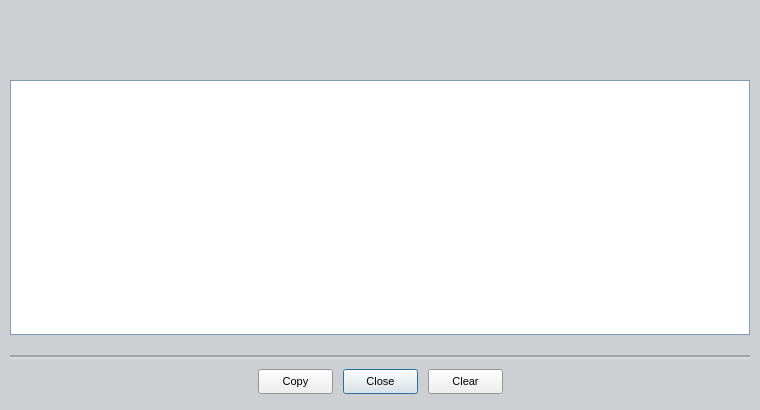
Zero3K/xsupplicant, file xsupplicant-ui/Skins/Default/LogWindow.ui: the form before one commit.
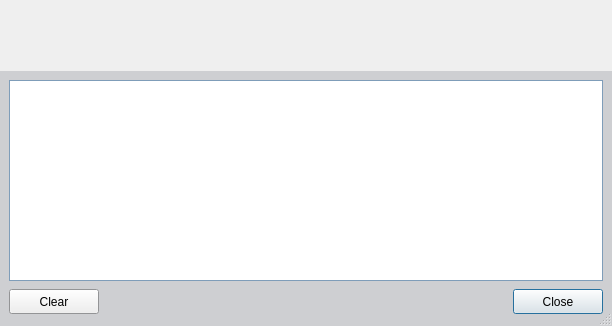
The form after the commit. Icons and pictures are not drawn.

Commit message: Hook up menu bar actions on "Connect" screen clean up log viewer UI form remove items from tray app popup menu make "about" dialog modal

```diff
--- a/xsupplicant-ui/Skins/Default/LogWindow.ui
+++ b/xsupplicant-ui/Skins/Default/LogWindow.ui
@@ -6,20 +6,20 @@
    <rect>
     <x>0</x>
     <y>0</y>
-    <width>760</width>
-    <height>410</height>
+    <width>612</width>
+    <height>326</height>
    </rect>
   </property>
-  <property name="minimumSize" >
-   <size>
-    <width>760</width>
-    <height>410</height>
-   </size>
+  <property name="sizePolicy" >
+   <sizepolicy vsizetype="Fixed" hsizetype="Fixed" >
+    <horstretch>0</horstretch>
+    <verstretch>0</verstretch>
+   </sizepolicy>
   </property>
-  <property name="maximumSize" >
+  <property name="minimumSize" >
    <size>
-    <width>2048</width>
-    <height>2048</height>
+    <width>538</width>
+    <height>300</height>
    </size>
   </property>
   <property name="windowTitle" >
@@ -28,6 +28,9 @@
   <property name="windowIcon" >
    <iconset>icons/prod_color.png</iconset>
   </property>
+  <property name="sizeGripEnabled" >
+   <bool>true</bool>
+  </property>
   <layout class="QVBoxLayout" >
    <property name="spacing" >
     <number>0</number>
@@ -45,79 +48,24 @@
     <number>0</number>
    </property>
    <item>
-    <widget class="QFrame" name="backgroundBanner" >
+    <widget class="QFrame" name="HeaderFrame" >
+     <property name="sizePolicy" >
+      <sizepolicy vsizetype="Fixed" hsizetype="Expanding" >
+       <horstretch>1</horstretch>
+       <verstretch>0</verstretch>
+      </sizepolicy>
+     </property>
      <property name="minimumSize" >
       <size>
-       <width>500</width>
-       <height>70</height>
+       <width>538</width>
+       <height>71</height>
       </size>
      </property>
-     <property name="palette" >
-      <palette>
-       <active>
-        <colorrole role="Base" >
-         <brush brushstyle="SolidPattern" >
-          <color alpha="255" >
-           <red>255</red>
-           <green>255</green>
-           <blue>255</blue>
-          </color>
-         </brush>
-        </colorrole>
-        <colorrole role="Window" >
-         <brush brushstyle="SolidPattern" >
-          <color alpha="255" >
-           <red>206</red>
-           <green>207</green>
-           <blue>210</blue>
-          </color>
-         </brush>
-        </colorrole>
-       </active>
-       <inactive>
-        <colorrole role="Base" >
-         <brush brushstyle="SolidPattern" >
-          <color alpha="255" >
-           <red>255</red>
-           <green>255</green>
-           <blue>255</blue>
-          </color>
-         </brush>
-        </colorrole>
-        <colorrole role="Window" >
-         <brush brushstyle="SolidPattern" >
-          <color alpha="255" >
-           <red>206</red>
-           <green>207</green>
-           <blue>210</blue>
-          </color>
-         </brush>
-        </colorrole>
-       </inactive>
-       <disabled>
-        <colorrole role="Base" >
-         <brush brushstyle="SolidPattern" >
-          <color alpha="255" >
-           <red>206</red>
-           <green>207</green>
-           <blue>210</blue>
-          </color>
-         </brush>
-        </colorrole>
-        <colorrole role="Window" >
-         <brush brushstyle="SolidPattern" >
-          <color alpha="255" >
-           <red>206</red>
-           <green>207</green>
-           <blue>210</blue>
-          </color>
-         </brush>
-        </colorrole>
-       </disabled>
-      </palette>
-     </property>
-     <property name="autoFillBackground" >
-      <bool>true</bool>
+     <property name="maximumSize" >
+      <size>
+       <width>16777215</width>
+       <height>71</height>
+      </size>
      </property>
      <property name="frameShape" >
       <enum>QFrame::NoFrame</enum>
@@ -125,26 +73,6 @@
      <property name="frameShadow" >
       <enum>QFrame::Plain</enum>
      </property>
-     <property name="lineWidth" >
-      <number>0</number>
-     </property>
-     <layout class="QVBoxLayout" >
-      <property name="spacing" >
-       <number>0</number>
-      </property>
-      <property name="leftMargin" >
-       <number>0</number>
-      </property>
-      <property name="topMargin" >
-       <number>0</number>
-      </property>
-      <property name="rightMargin" >
-       <number>0</number>
-      </property>
-      <property name="bottomMargin" >
-       <number>0</number>
-      </property>
-      <item>
        <layout class="QHBoxLayout" >
         <property name="spacing" >
          <number>0</number>
@@ -162,66 +90,112 @@
          <number>0</number>
         </property>
         <item>
-         <spacer>
-          <property name="orientation" >
-           <enum>Qt::Horizontal</enum>
-          </property>
-          <property name="sizeHint" >
+       <widget class="QLabel" name="headerLeft" >
+        <property name="sizePolicy" >
+         <sizepolicy vsizetype="Fixed" hsizetype="Fixed" >
+          <horstretch>0</horstretch>
+          <verstretch>0</verstretch>
+         </sizepolicy>
+        </property>
+        <property name="minimumSize" >
            <size>
-            <width>70</width>
-            <height>70</height>
-           </size>
-          </property>
-         </spacer>
+          <width>242</width>
+          <height>71</height>
+         </size>
+        </property>
+        <property name="maximumSize" >
+         <size>
+          <width>242</width>
+          <height>71</height>
+         </size>
+        </property>
+        <property name="text" >
+         <string/>
+        </property>
+        <property name="pixmap" >
+         <pixmap>images/banner/banner_left.png</pixmap>
+        </property>
+       </widget>
         </item>
         <item>
-         <widget class="QLabel" name="uiBannerGraphicLeft" >
+       <widget class="QLabel" name="headerLeftTile" >
+        <property name="sizePolicy" >
+         <sizepolicy vsizetype="Fixed" hsizetype="Preferred" >
+          <horstretch>3</horstretch>
+          <verstretch>0</verstretch>
+         </sizepolicy>
+        </property>
           <property name="minimumSize" >
            <size>
-            <width>310</width>
-            <height>70</height>
+          <width>1</width>
+          <height>71</height>
            </size>
           </property>
           <property name="maximumSize" >
            <size>
-            <width>310</width>
-            <height>70</height>
-           </size>
-          </property>
-          <property name="lineWidth" >
-           <number>0</number>
-          </property>
+          <width>16777215</width>
+          <height>71</height>
+         </size>
+        </property>
           <property name="text" >
            <string/>
           </property>
           <property name="pixmap" >
-           <pixmap>images/banner_left.png</pixmap>
-          </property>
-          <property name="alignment" >
-           <set>Qt::AlignRight|Qt::AlignTrailing|Qt::AlignVCenter</set>
+         <pixmap>images/banner/banner_left_bg.png</pixmap>
+        </property>
+        <property name="scaledContents" >
+         <bool>true</bool>
           </property>
          </widget>
         </item>
         <item>
-         <widget class="QLabel" name="uiBannerGraphicRight" >
+       <widget class="QLabel" name="headerCenter" >
+        <property name="sizePolicy" >
+         <sizepolicy vsizetype="Fixed" hsizetype="Fixed" >
+          <horstretch>0</horstretch>
+          <verstretch>0</verstretch>
+         </sizepolicy>
+        </property>
           <property name="minimumSize" >
            <size>
-            <width>450</width>
-            <height>70</height>
+          <width>76</width>
+          <height>71</height>
            </size>
           </property>
           <property name="maximumSize" >
            <size>
-            <width>450</width>
-            <height>70</height>
-           </size>
-          </property>
-          <property name="lineWidth" >
-           <number>0</number>
-          </property>
-          <property name="midLineWidth" >
-           <number>0</number>
-          </property>
+          <width>76</width>
+          <height>71</height>
+         </size>
+        </property>
+        <property name="text" >
+         <string/>
+        </property>
+        <property name="pixmap" >
+         <pixmap>images/banner/banner_center.png</pixmap>
+        </property>
+       </widget>
+      </item>
+      <item>
+       <widget class="QLabel" name="headerRightTile" >
+        <property name="sizePolicy" >
+         <sizepolicy vsizetype="Fixed" hsizetype="Expanding" >
+          <horstretch>2</horstretch>
+          <verstretch>0</verstretch>
+         </sizepolicy>
+        </property>
+        <property name="minimumSize" >
+         <size>
+          <width>1</width>
+          <height>71</height>
+         </size>
+        </property>
+        <property name="maximumSize" >
+         <size>
+          <width>16777215</width>
+          <height>71</height>
+         </size>
+        </property>
           <property name="text" >
            <string/>
           </property>
@@ -231,21 +205,34 @@
          </widget>
         </item>
         <item>
-         <spacer>
-          <property name="orientation" >
-           <enum>Qt::Horizontal</enum>
-          </property>
-          <property name="sizeHint" >
+       <widget class="QLabel" name="headerRight" >
+        <property name="sizePolicy" >
+         <sizepolicy vsizetype="Fixed" hsizetype="Fixed" >
+          <horstretch>0</horstretch>
+          <verstretch>0</verstretch>
+         </sizepolicy>
+        </property>
+        <property name="minimumSize" >
            <size>
-            <width>70</width>
-            <height>70</height>
-           </size>
-          </property>
-         </spacer>
-        </item>
-       </layout>
-      </item>
-     </layout>
+          <width>218</width>
+          <height>71</height>
+         </size>
+        </property>
+        <property name="maximumSize" >
+         <size>
+          <width>218</width>
+          <height>71</height>
+         </size>
+        </property>
+        <property name="text" >
+         <string/>
+        </property>
+        <property name="pixmap" >
+         <pixmap>images/banner/banner_right.png</pixmap>
+        </property>
+       </widget>
+      </item>
+     </layout>
     </widget>
    </item>
    <item>
@@ -256,12 +243,6 @@
        <verstretch>0</verstretch>
       </sizepolicy>
      </property>
-     <property name="minimumSize" >
-      <size>
-       <width>500</width>
-       <height>275</height>
-      </size>
-     </property>
      <property name="palette" >
       <palette>
        <active>
@@ -333,35 +314,11 @@
       <enum>QFrame::NoFrame</enum>
      </property>
      <property name="frameShadow" >
-      <enum>QFrame::Plain</enum>
-     </property>
-     <property name="lineWidth" >
-      <number>0</number>
+      <enum>QFrame::Raised</enum>
      </property>
      <layout class="QVBoxLayout" >
-      <property name="spacing" >
-       <number>0</number>
-      </property>
-      <property name="leftMargin" >
-       <number>10</number>
-      </property>
-      <property name="topMargin" >
-       <number>10</number>
-      </property>
-      <property name="rightMargin" >
-       <number>10</number>
-      </property>
-      <property name="bottomMargin" >
-       <number>10</number>
-      </property>
       <item>
        <widget class="QTextEdit" name="dataFieldLogWindow" >
-        <property name="minimumSize" >
-         <size>
-          <width>480</width>
-          <height>250</height>
-         </size>
-        </property>
         <property name="palette" >
          <palette>
           <active>
@@ -401,7 +358,8 @@
         </property>
         <property name="font" >
          <font>
-          <pointsize>8</pointsize>
+          <family>Arial</family>
+          <pointsize>9</pointsize>
          </font>
         </property>
         <property name="frameShape" >
@@ -421,256 +379,47 @@
         </property>
        </widget>
       </item>
-     </layout>
-    </widget>
-   </item>
    <item>
-    <widget class="QFrame" name="backgroundBottom" >
+       <widget class="QFrame" name="buttonFrame" >
+        <property name="sizePolicy" >
+         <sizepolicy vsizetype="Fixed" hsizetype="Preferred" >
+          <horstretch>0</horstretch>
+          <verstretch>0</verstretch>
+         </sizepolicy>
+        </property>
      <property name="minimumSize" >
       <size>
-       <width>500</width>
-       <height>20</height>
-      </size>
-     </property>
-     <property name="palette" >
-      <palette>
-       <active>
-        <colorrole role="Base" >
-         <brush brushstyle="SolidPattern" >
-          <color alpha="255" >
-           <red>255</red>
-           <green>255</green>
-           <blue>255</blue>
-          </color>
-         </brush>
-        </colorrole>
-        <colorrole role="Window" >
-         <brush brushstyle="SolidPattern" >
-          <color alpha="255" >
-           <red>206</red>
-           <green>207</green>
-           <blue>210</blue>
-          </color>
-         </brush>
-        </colorrole>
-       </active>
-       <inactive>
-        <colorrole role="Base" >
-         <brush brushstyle="SolidPattern" >
-          <color alpha="255" >
-           <red>255</red>
-           <green>255</green>
-           <blue>255</blue>
-          </color>
-         </brush>
-        </colorrole>
-        <colorrole role="Window" >
-         <brush brushstyle="SolidPattern" >
-          <color alpha="255" >
-           <red>206</red>
-           <green>207</green>
-           <blue>210</blue>
-          </color>
-         </brush>
-        </colorrole>
-       </inactive>
-       <disabled>
-        <colorrole role="Base" >
-         <brush brushstyle="SolidPattern" >
-          <color alpha="255" >
-           <red>206</red>
-           <green>207</green>
-           <blue>210</blue>
-          </color>
-         </brush>
-        </colorrole>
-        <colorrole role="Window" >
-         <brush brushstyle="SolidPattern" >
-          <color alpha="255" >
-           <red>206</red>
-           <green>207</green>
-           <blue>210</blue>
-          </color>
-         </brush>
-        </colorrole>
-       </disabled>
-      </palette>
-     </property>
-     <property name="autoFillBackground" >
-      <bool>true</bool>
+          <width>16</width>
+          <height>30</height>
+         </size>
+        </property>
+        <property name="maximumSize" >
+         <size>
+          <width>16777215</width>
+          <height>30</height>
+         </size>
      </property>
      <property name="frameShape" >
       <enum>QFrame::NoFrame</enum>
      </property>
      <property name="frameShadow" >
-      <enum>QFrame::Plain</enum>
-     </property>
-     <layout class="QVBoxLayout" >
-      <property name="spacing" >
-       <number>0</number>
-      </property>
-      <property name="leftMargin" >
-       <number>10</number>
-      </property>
-      <property name="topMargin" >
-       <number>10</number>
-      </property>
-      <property name="rightMargin" >
-       <number>10</number>
-      </property>
-      <property name="bottomMargin" >
-       <number>10</number>
-      </property>
-      <item>
-       <widget class="QFrame" name="hLineDark" >
-        <property name="sizePolicy" >
-         <sizepolicy vsizetype="Fixed" hsizetype="Preferred" >
-          <horstretch>0</horstretch>
-          <verstretch>0</verstretch>
-         </sizepolicy>
-        </property>
-        <property name="minimumSize" >
-         <size>
-          <width>480</width>
-          <height>2</height>
-         </size>
-        </property>
-        <property name="palette" >
-         <palette>
-          <active>
-           <colorrole role="WindowText" >
-            <brush brushstyle="SolidPattern" >
-             <color alpha="255" >
-              <red>162</red>
-              <green>162</green>
-              <blue>165</blue>
-             </color>
-            </brush>
-           </colorrole>
-          </active>
-          <inactive>
-           <colorrole role="WindowText" >
-            <brush brushstyle="SolidPattern" >
-             <color alpha="255" >
-              <red>162</red>
-              <green>162</green>
-              <blue>165</blue>
-             </color>
-            </brush>
-           </colorrole>
-          </inactive>
-          <disabled>
-           <colorrole role="WindowText" >
-            <brush brushstyle="SolidPattern" >
-             <color alpha="255" >
-              <red>119</red>
-              <green>119</green>
-              <blue>119</blue>
-             </color>
-            </brush>
-           </colorrole>
-          </disabled>
-         </palette>
-        </property>
-        <property name="frameShape" >
-         <enum>QFrame::Box</enum>
-        </property>
-        <property name="frameShadow" >
-         <enum>QFrame::Plain</enum>
-        </property>
-       </widget>
-      </item>
-      <item>
-       <widget class="QFrame" name="hLineLight" >
-        <property name="sizePolicy" >
-         <sizepolicy vsizetype="Fixed" hsizetype="Preferred" >
-          <horstretch>0</horstretch>
-          <verstretch>0</verstretch>
-         </sizepolicy>
-        </property>
-        <property name="minimumSize" >
-         <size>
-          <width>480</width>
-          <height>2</height>
-         </size>
-        </property>
-        <property name="palette" >
-         <palette>
-          <active>
-           <colorrole role="WindowText" >
-            <brush brushstyle="SolidPattern" >
-             <color alpha="255" >
-              <red>218</red>
-              <green>219</green>
-              <blue>221</blue>
-             </color>
-            </brush>
-           </colorrole>
-          </active>
-          <inactive>
-           <colorrole role="WindowText" >
-            <brush brushstyle="SolidPattern" >
-             <color alpha="255" >
-              <red>218</red>
-              <green>219</green>
-              <blue>221</blue>
-             </color>
-            </brush>
-           </colorrole>
-          </inactive>
-          <disabled>
-           <colorrole role="WindowText" >
-            <brush brushstyle="SolidPattern" >
-             <color alpha="255" >
-              <red>119</red>
-              <green>119</green>
-              <blue>119</blue>
-             </color>
-            </brush>
-           </colorrole>
-          </disabled>
-         </palette>
-        </property>
-        <property name="frameShape" >
-         <enum>QFrame::Box</enum>
-        </property>
-        <property name="frameShadow" >
-         <enum>QFrame::Plain</enum>
-        </property>
-       </widget>
-      </item>
-      <item>
+         <enum>QFrame::Raised</enum>
+        </property>
        <layout class="QHBoxLayout" >
-        <property name="spacing" >
-         <number>10</number>
-        </property>
         <property name="leftMargin" >
-         <number>10</number>
+          <number>0</number>
         </property>
         <property name="topMargin" >
-         <number>10</number>
+          <number>0</number>
         </property>
         <property name="rightMargin" >
-         <number>10</number>
+          <number>0</number>
         </property>
         <property name="bottomMargin" >
-         <number>10</number>
+          <number>0</number>
         </property>
         <item>
-         <spacer>
-          <property name="orientation" >
-           <enum>Qt::Horizontal</enum>
-          </property>
-          <property name="sizeHint" >
-           <size>
-            <width>40</width>
-            <height>20</height>
-           </size>
-          </property>
-         </spacer>
-        </item>
-        <item>
-         <widget class="QPushButton" name="buttonCopy" >
+          <widget class="QPushButton" name="buttonClear" >
           <property name="sizePolicy" >
            <sizepolicy vsizetype="Fixed" hsizetype="Fixed" >
             <horstretch>0</horstretch>
@@ -679,32 +428,43 @@
           </property>
           <property name="minimumSize" >
            <size>
-            <width>75</width>
+             <width>90</width>
             <height>25</height>
            </size>
           </property>
           <property name="maximumSize" >
            <size>
-            <width>75</width>
+             <width>90</width>
             <height>25</height>
            </size>
           </property>
           <property name="font" >
            <font>
-            <pointsize>8</pointsize>
+             <family>Arial</family>
+             <pointsize>9</pointsize>
            </font>
           </property>
           <property name="text" >
-           <string>Copy</string>
-          </property>
-          <property name="shortcut" >
-           <string/>
+            <string>Clear</string>
           </property>
           <property name="autoDefault" >
            <bool>false</bool>
           </property>
          </widget>
         </item>
+         <item>
+          <spacer>
+           <property name="orientation" >
+            <enum>Qt::Horizontal</enum>
+           </property>
+           <property name="sizeHint" >
+            <size>
+             <width>40</width>
+             <height>20</height>
+            </size>
+           </property>
+          </spacer>
+         </item>
         <item>
          <widget class="QPushButton" name="buttonClose" >
           <property name="sizePolicy" >
@@ -715,19 +475,20 @@
           </property>
           <property name="minimumSize" >
            <size>
-            <width>75</width>
+             <width>90</width>
             <height>25</height>
            </size>
           </property>
           <property name="maximumSize" >
            <size>
-            <width>75</width>
+             <width>90</width>
             <height>25</height>
            </size>
           </property>
           <property name="font" >
            <font>
-            <pointsize>8</pointsize>
+             <family>Arial</family>
+             <pointsize>9</pointsize>
            </font>
           </property>
           <property name="text" >
@@ -741,55 +502,10 @@
           </property>
          </widget>
         </item>
-        <item>
-         <widget class="QPushButton" name="buttonClear" >
-          <property name="sizePolicy" >
-           <sizepolicy vsizetype="Fixed" hsizetype="Fixed" >
-            <horstretch>0</horstretch>
-            <verstretch>0</verstretch>
-           </sizepolicy>
-          </property>
-          <property name="minimumSize" >
-           <size>
-            <width>75</width>
-            <height>25</height>
-           </size>
-          </property>
-          <property name="maximumSize" >
-           <size>
-            <width>75</width>
-            <height>25</height>
-           </size>
-          </property>
-          <property name="font" >
-           <font>
-            <pointsize>8</pointsize>
-           </font>
-          </property>
-          <property name="text" >
-           <string>Clear</string>
-          </property>
-          <property name="autoDefault" >
-           <bool>false</bool>
-          </property>
-         </widget>
-        </item>
-        <item>
-         <spacer>
-          <property name="orientation" >
-           <enum>Qt::Horizontal</enum>
-          </property>
-          <property name="sizeHint" >
-           <size>
-            <width>40</width>
-            <height>20</height>
-           </size>
-          </property>
-         </spacer>
-        </item>
-       </layout>
-      </item>
-     </layout>
+        </layout>
+       </widget>
+      </item>
+     </layout>
     </widget>
    </item>
   </layout>
```
Left out of the diff: 28 changed lines with no effect on the pictures. Lines whose indentation alone changed are shown as unchanged. The commit also changes 6 other files.
